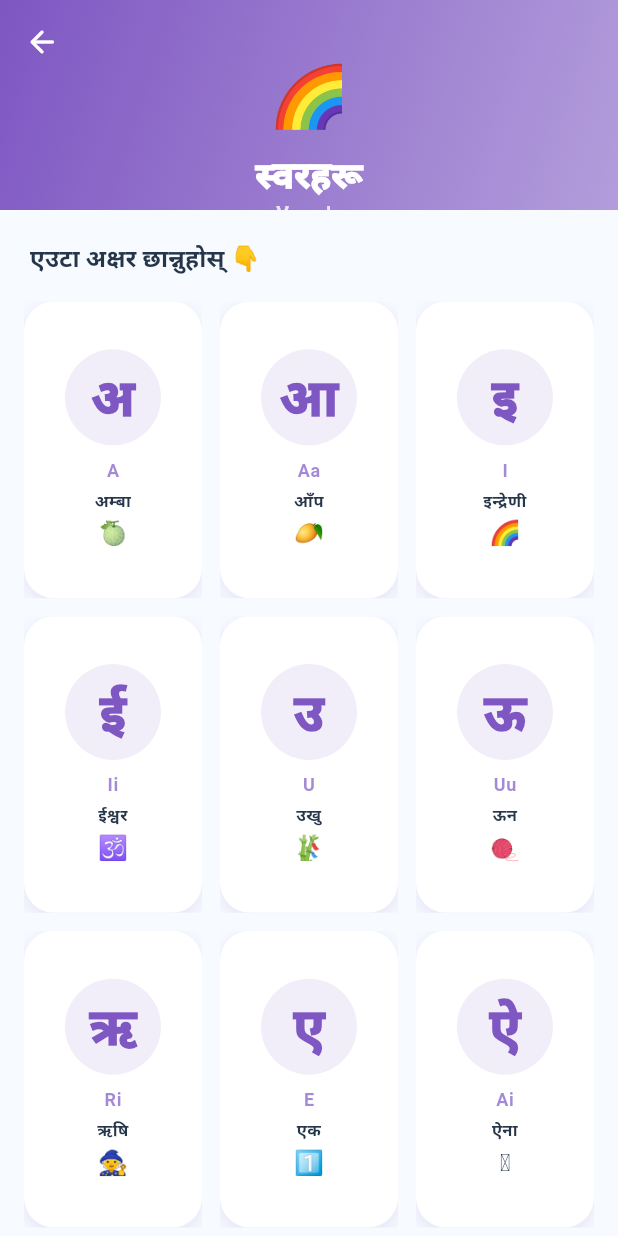
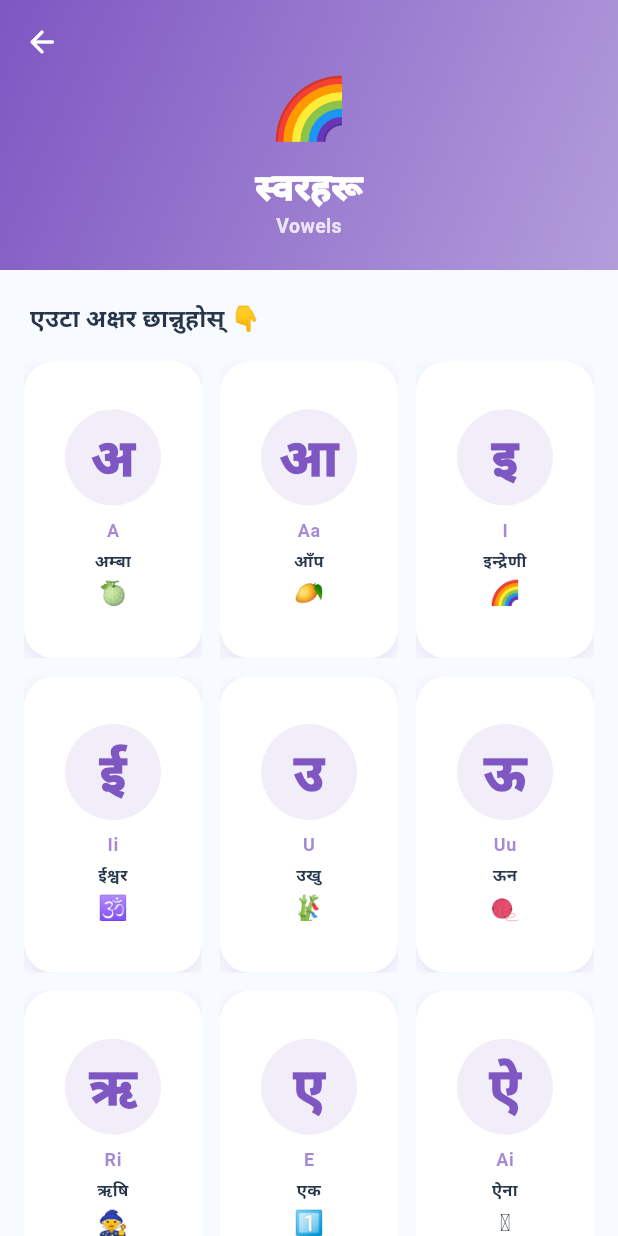
Before and after one commit to SubodhCraft/Nepali_LMS_Kids, a Flutter app: the AlphabetSectionScreen screen opened directly with sample values from the repository, on a phone screen of 412 x 824 dp. Run offline on Flutter 3.47's test engine with Material 3 defaults, Android fonts, the phone set to English and light mode, and no system bars; our stand-ins replace flutter_riverpod, flutter_tts, go_router, shared_preferences, supabase_flutter; accounts and stored records are empty; Roboto replaces fonts that are missing (Nunito).

Commit message:
fixed the header overflow that was cutting off on smaller screens

```diff
--- a/lib/features/learning_modules/presentation/screens/alphabet_section_screen.dart
+++ b/lib/features/learning_modules/presentation/screens/alphabet_section_screen.dart
@@ -22,7 +22,7 @@ class AlphabetSectionScreen extends StatelessWidget {
         slivers: [
           // ── Header ──────────────────────────────────────────────────
           SliverAppBar(
-            expandedHeight: 140,
+            expandedHeight: 180,
             pinned: true,
             backgroundColor: c1,
             leading: IconButton(
@@ -45,7 +45,7 @@ class AlphabetSectionScreen extends StatelessWidget {
                   child: Column(
                     mainAxisAlignment: MainAxisAlignment.center,
                     children: [
-                      const SizedBox(height: 36),
+                      const SizedBox(height: 24),
                       Text(section.emoji, style: const TextStyle(fontSize: 40)),
                       const SizedBox(height: 6),
                       Text(
```
